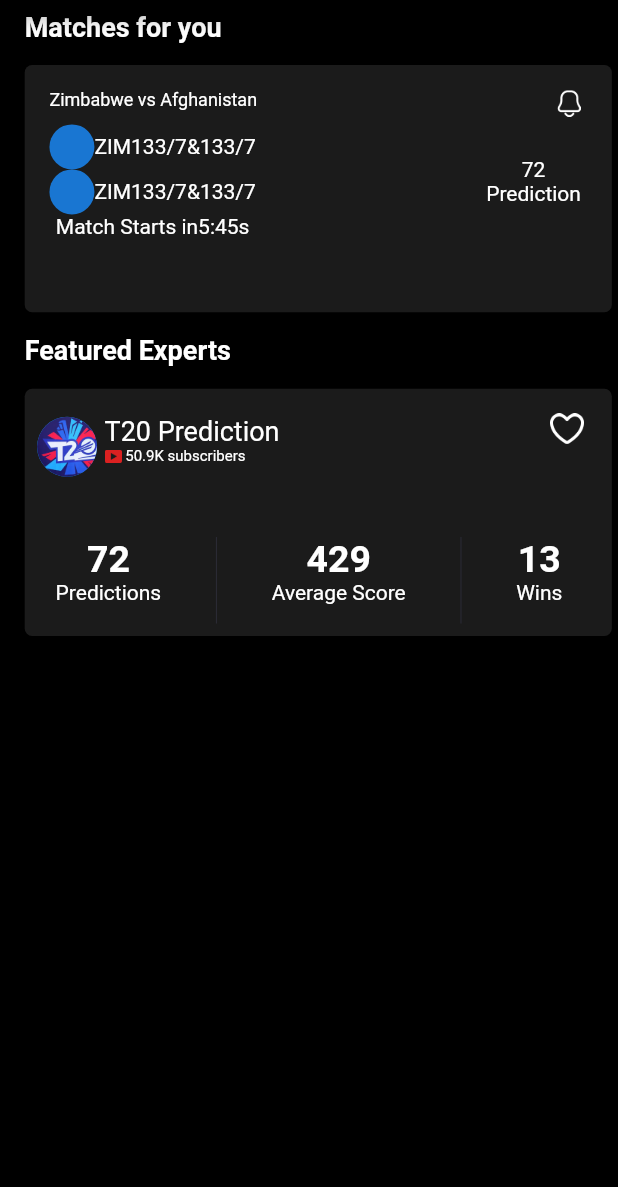
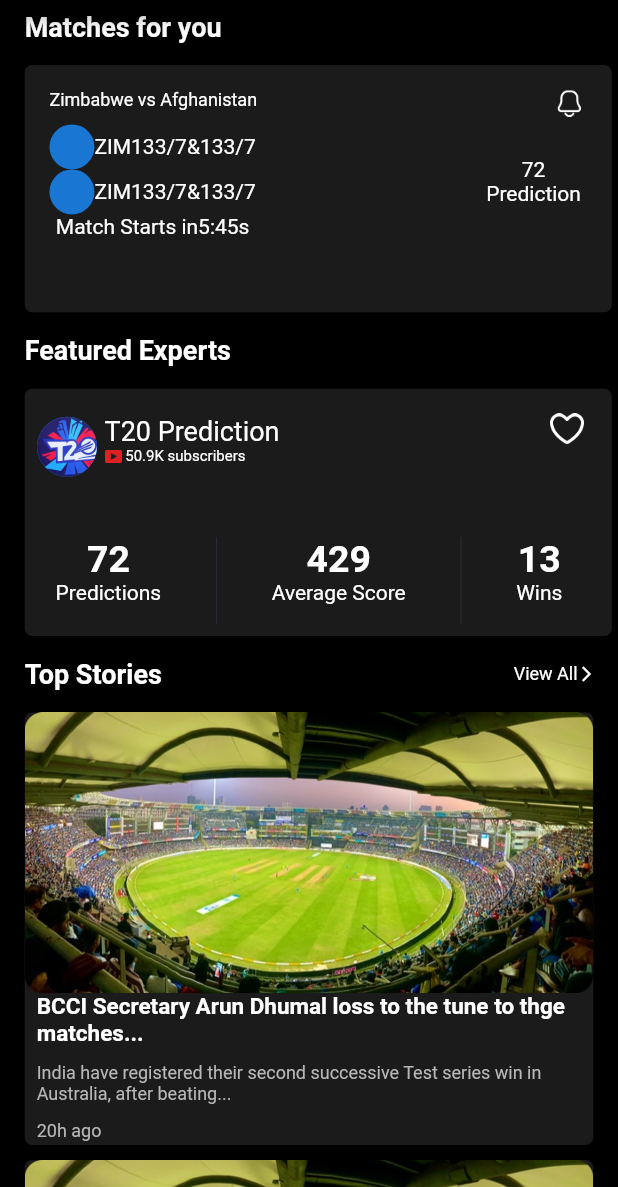
Before and after one commit to Jainish22/FanTips, a Flutter app: the screen it shows after launch, on a phone screen of 412 x 824 dp, the part 49-1236 px from its top. Run offline on Flutter 3.47's test engine with Material 2 defaults, Android fonts, the phone set to English and light mode, and no system bars; our stand-ins replace get, sizer.

Commit message:
files and Third container

```diff
--- a/lib/Screens/Home/Home.dart
+++ b/lib/Screens/Home/Home.dart
@@ -1,7 +1,9 @@
+import 'package:fantips/Util/AppColor.dart';
 import 'package:fantips/Util/AppStrings.dart';
 import 'package:fantips/Util/Sizebox.dart';
 import 'package:fantips/Widgets/MyAppbar.dart';
 import 'package:fantips/Widgets/MyContainer.dart';
+import 'package:fantips/Widgets/MyText.dart';
 import 'package:flutter/material.dart';
 import 'package:sizer/sizer.dart';
 
@@ -13,29 +15,41 @@ class Home extends StatelessWidget {
     return Scaffold(
       appBar: MyAppbar(AppString.fanTips, AppString.logIn),
       body: SafeArea(
+        child: SingleChildScrollView(
           child: Column(
             crossAxisAlignment: CrossAxisAlignment.start,
             children: [
-            Padding(
-              padding: EdgeInsets.only(left: 4.w),
-              child: const Text(
-                AppString.matchesForyou,
-                style: TextStyle(fontSize: 18, fontWeight: FontWeight.w700),
-              ),
-            ),
+              const MyTitle(text: AppString.matchesForyou),
               AppSizebox.h15,
               const MyContainer1(),
               AppSizebox.h15,
-            Padding(
-              padding: EdgeInsets.only(left: 4.w),
-              child: const Text(
-                AppString.featuredExperts,
-                style: TextStyle(fontSize: 18, fontWeight: FontWeight.bold),
+              const MyTitle(text: AppString.featuredExperts),
+              AppSizebox.h15,
+              const MyContainer2(),
+              AppSizebox.h15,
+              Row(
+                children: [
+                  MyTitle(text: AppString.topStories),
+                  Expanded(child: Container()),
+                  InkWell(
+                    child: Text(AppString.viewAll,style: TextStyle(fontSize: 12)),
                   ),
+                  Icon(Icons.arrow_forward_ios_sharp,color: AppColor.white,size: 12),
+                  AppSizebox.w15
+                ],
               ),
               AppSizebox.h15,
-            const MyContainer2()
+              SizedBox(
+                height: 500,
+                child: ListView.builder(
+                    itemCount: 5,
+                    physics: NeverScrollableScrollPhysics(),
+                    itemBuilder: (context, index) =>
+                        MyContainer3()
+                ),
+              )
             ],
+          ),
         ),
       ),
     );
--- a/lib/Util/AppColor.dart
+++ b/lib/Util/AppColor.dart
@@ -3,5 +3,7 @@ class AppColor{
 
   static const light= Color(0xFF1B1B1B);
   static const white= Color(0xFFFFFFFF);
-  static const dBlack = Color(0xf4E4E4E72);
+  static const dBlack = Color(0x4E4E4E72);
+  static const cblack = Color(0xffE5E5E5);
+  static const grey = Color(0xffB7B7B7);
 }
--- a/lib/Util/AppStrings.dart
+++ b/lib/Util/AppStrings.dart
@@ -38,7 +38,7 @@ class AppString {
   //Export String
   static const predictionExperts='Prediction Experts';
   static const sortBy= 'Sort by: ';
-  static const avgScore = 'Average-Score';
+  static const avgScore = 'Average Score';
   static const predictions = 'Predictions';
   static const wins = 'Wins';
   static const search = 'Search';
--- a/lib/Widgets/MyContainer.dart
+++ b/lib/Widgets/MyContainer.dart
@@ -2,10 +2,10 @@ import 'package:fantips/Util/AppColor.dart';
 import 'package:fantips/Util/AppIcon.dart';
 import 'package:fantips/Util/AppStrings.dart';
 import 'package:fantips/Util/Sizebox.dart';
-import 'package:flutter/cupertino.dart';
 import 'package:flutter/material.dart';
 import 'package:sizer/sizer.dart';
 
+//First Container
 class MyContainer1 extends StatelessWidget {
   const MyContainer1({Key? key}) : super(key: key);
 
@@ -83,6 +83,7 @@ class MyContainer1 extends StatelessWidget {
   }
 }
 
+//Second Container
 class MyContainer2 extends StatelessWidget {
   const MyContainer2({Key? key}) : super(key: key);
 
@@ -131,15 +132,15 @@ class MyContainer2 extends StatelessWidget {
                     children: [
                       Column(children: const [
                         Text('72',style: TextStyle(fontSize: 25,fontWeight: FontWeight.bold)),
-                        Text('Predictions')
+                        Text(AppString.prediction)
                       ]),VerticalDivider(width: 2,color: AppColor.dBlack),
                       Column(children: const [
                         Text('429',style: TextStyle(fontSize: 25,fontWeight: FontWeight.bold)),
-                        Text('Average Score')
+                        Text(AppString.avgScore)
                       ]),VerticalDivider(width: 2,color: AppColor.dBlack),
                       Column(children: const [
                         Text('13',style: TextStyle(fontSize: 25,fontWeight: FontWeight.bold)),
-                        Text('Wins')
+                        Text(AppString.wins)
                       ])
                     ],
                   ),
@@ -151,3 +152,41 @@ class MyContainer2 extends StatelessWidget {
     );
   }
 }
+
+//Third Container
+
+class MyContainer3 extends StatelessWidget {
+  const MyContainer3({Key? key}) : super(key: key);
+
+  @override
+  Widget build(BuildContext context) {
+    return Padding(
+      padding: EdgeInsets.only(left: 4.w,right: 4.w),
+      child: Container(
+          height: 35.h,
+          width: 95.w,
+          margin: EdgeInsets.only(bottom: 10),
+          decoration: BoxDecoration(
+              color: AppColor.light, borderRadius: BorderRadius.circular(5)),
+          child: Column(
+            children: [
+              Image.asset('asset/Images/Ground.png'),
+              Container(
+                height: 12.h,
+                padding: EdgeInsets.only(left: 8,right: 8),
+                child: Column(
+                  crossAxisAlignment: CrossAxisAlignment.start,
+                  mainAxisAlignment: MainAxisAlignment.spaceBetween,
+                  children: [
+                    const Text('BCCI Secretary Arun Dhumal loss to the tune to thge matches... ',style: TextStyle(fontWeight: FontWeight.bold,fontSize: 15)),
+                    const Text('India have registered their second successive Test series win in Australia, after beating...',style: TextStyle(color: AppColor.grey,fontSize: 12)),
+                    const Text('20h ago',style: TextStyle(color: AppColor.grey,fontSize: 12))
+                  ],
+                ),
+              )
+            ],
+          )
+      ),
+    );
+  }
+}
--- /dev/null
+++ b/lib/Widgets/MyText.dart
@@ -0,0 +1,19 @@
+import 'package:flutter/material.dart';
+import 'package:sizer/sizer.dart';
+
+class MyTitle extends StatelessWidget {
+  final String text;
+
+  const MyTitle({required this.text});
+
+  @override
+  Widget build(BuildContext context) {
+    return Padding(
+      padding: EdgeInsets.only(left: 4.w),
+      child: Text(
+        text,
+        style: const TextStyle(fontSize: 18, fontWeight: FontWeight.bold),
+      ),
+    );
+  }
+}
```
Also changed, not shown: asset/Images/Ground.png (added). Lines whose indentation alone changed are shown as unchanged.
